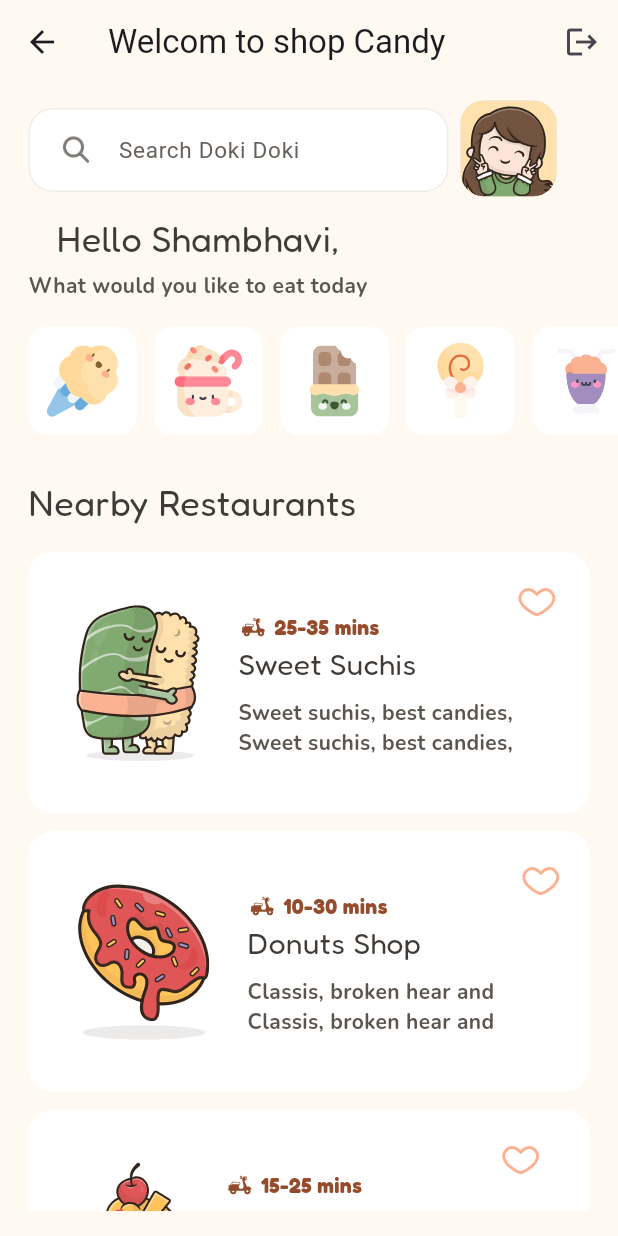
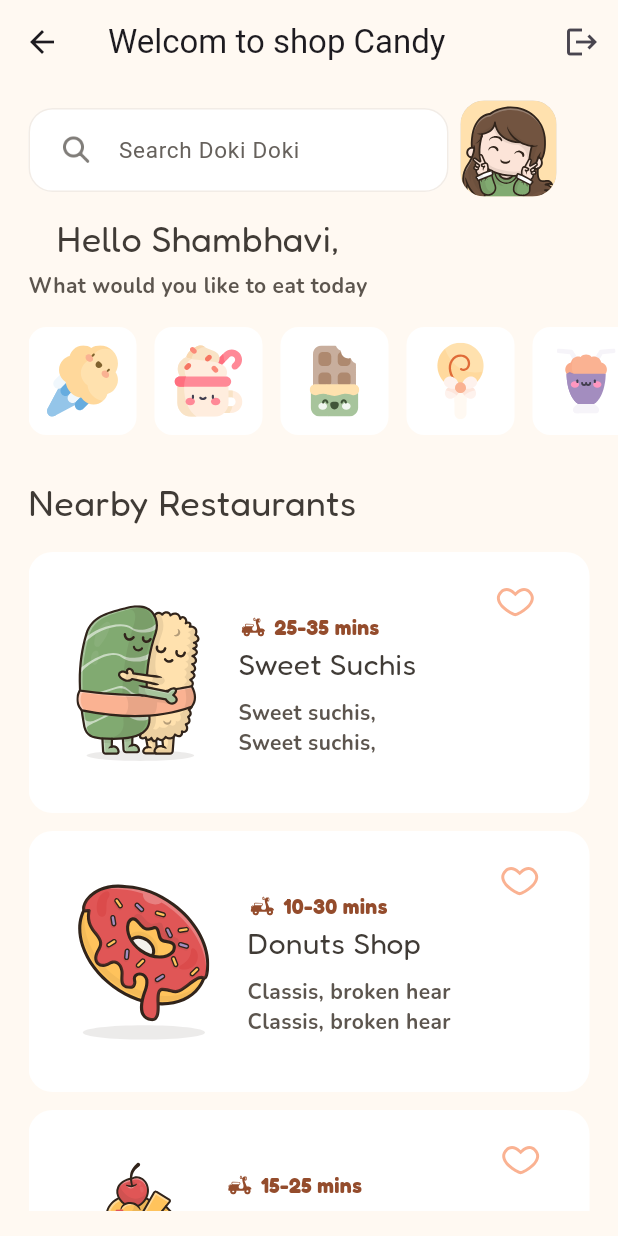
Before and after one commit to Mahmoud-ElShorbagy/candy_buy, a Flutter app: the HomeView screen opened by its route, on a phone screen of 412 x 824 dp. Run offline on Flutter 3.47's test engine with Material 3 defaults, Android fonts, the phone set to English and light mode, and no system bars; our stand-ins replace cloud_firestore, firebase_auth, firebase_core, flutter_bloc, flutter_svg; accounts and stored records are empty.

Commit message:
add const

```diff
--- a/lib/models/category_variables.dart
+++ b/lib/models/category_variables.dart
@@ -10,8 +10,8 @@
   "Hot Chocolate"
 ];
 final List<String> content = [
-  "Sweet suchis, best candies,",
-  "Classis, broken hear and",
+  "Sweet suchis,",
+  "Classis, broken hear",
   "more tasty donuts",
   "Cupcakes, buns, cherries,",
   "and decorative cakes",
@@ -45,13 +45,13 @@
 final List<int> width = [83, 89, 74, 91, 67, 61, 91];
 final List<int> height = [105, 105, 116, 116, 112, 118, 120];
 final List<double> marginLeft = [
+  50,
+  30,
+  50,
   0,
-  15,
-  50,
-  10,
   50,
   55,
-  20,
+  10,
 ];
 final List<CategoreytDTO> categorey = [
   ...List.generate(
--- a/lib/views/view_candy/categories_body/view.dart
+++ b/lib/views/view_candy/categories_body/view.dart
@@ -20,8 +20,8 @@
       itemCount: categorey.length + 1,
       itemBuilder: (context, index) {
         if (index == categorey.length) {
-          return Padding(
-            padding: const EdgeInsets.all(16.0),
+          return const Padding(
+            padding: EdgeInsets.all(16.0),
             child: Center(
                 child: CustomText(
                     text: "This is the final result.",
```
